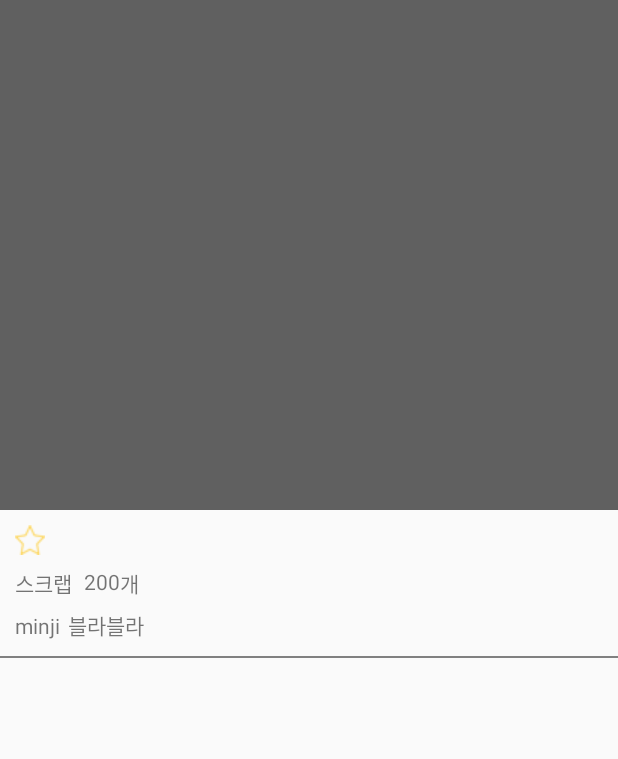
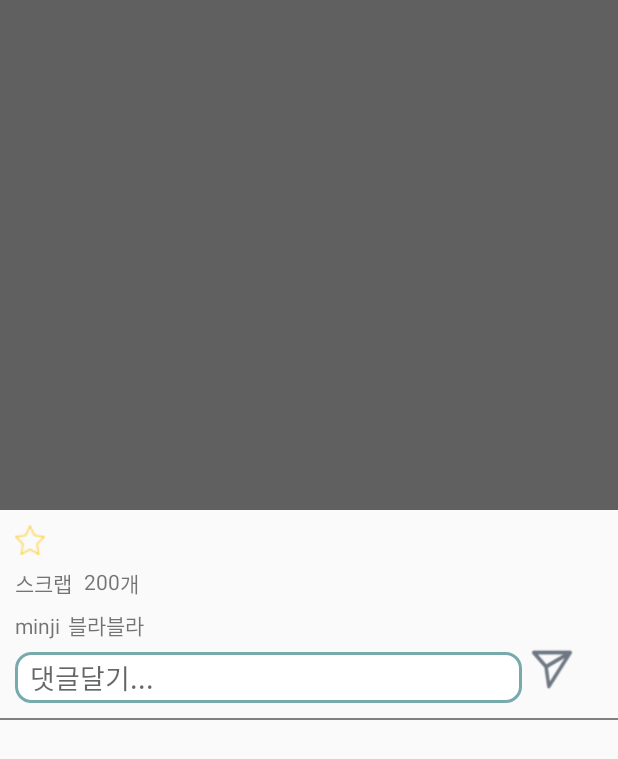
Before and after one commit to minjik95/nuguseyo, an Android app: the layout item.xml on its own in the app's theme, with its tools: preview values and no code run, on a phone screen of 412 x 824 dp. Shown: the top 759 px of the screen. Run offline under Robolectric (Android 15) with nearby library versions, the phone set to English and light mode, and no system bars; network calls fail.

Commit message:
comment design

```diff
--- /dev/null
+++ b/app/src/main/res/drawable/comment_shape.xml
@@ -0,0 +1,14 @@
+<!--<?xml version="1.0" encoding="utf-8"?>-->
+
+    <shape xmlns:android="http://schemas.android.com/apk/res/android"
+        android:shape="rectangle">
+        <solid android:color="#ffffff" />
+        <stroke android:width="2dip" android:color="@color/colorPrimaryDark" />
+        <corners android:radius="15px" />
+
+        <padding
+        android:left="15px"
+        android:top="5px"
+        android:right="45px"
+        android:bottom="5px" />
+    </shape>
--- a/app/src/main/res/layout/item.xml
+++ b/app/src/main/res/layout/item.xml
@@ -72,8 +72,29 @@
             android:layout_marginLeft="5dp"
             android:text="블라블라"/>
 
+        <EditText
+            android:id="@+id/et_comment"
+            android:layout_below="@+id/tv_userID"
+            android:layout_alignLeft="@+id/tv_userID"
+            android:background="@drawable/comment_shape"
+            android:layout_width="338dp"
+            android:layout_height="wrap_content"
+            android:layout_marginTop="8dp"
+            android:hint="댓글달기..."
+            />
+
+        <ImageView
+            android:id="@+id/iv_send"
+            android:layout_below="@+id/tv_userID"
+            android:layout_toRightOf="@id/et_comment"
+            android:layout_centerVertical="true"
+            android:layout_width="40dp"
+            android:layout_height="40dp"
+            android:background="@drawable/send"/>
+
 
     </RelativeLayout>
+
 
     <View
         android:layout_width="match_parent"
```
Also changed, not shown: app/src/main/res/drawable/send.png (added).
